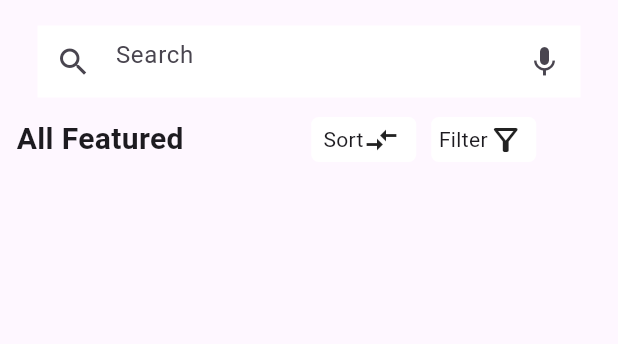
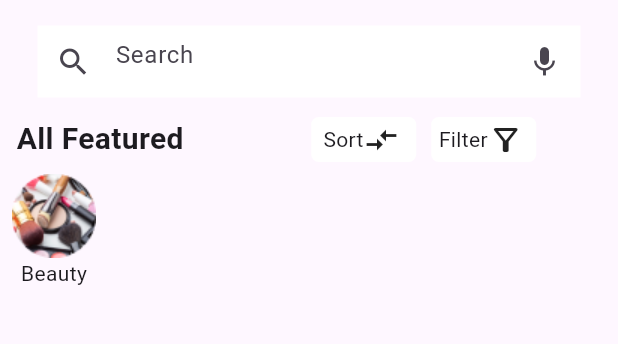
Before and after one commit to aleena02122002/stacked_ecommerceApp, a Flutter app: the screen it shows after launch, on a phone screen of 412 x 824 dp, the part 66-410 px from its top. Run offline on Flutter 3.47's test engine with Material 3 defaults, Android fonts, the phone set to English and light mode, and no system bars; our stand-ins replace stacked, stacked_services, stacked_shared.

Commit message:
home features added

```diff
--- a/lib/home/home.dart
+++ b/lib/home/home.dart
@@ -81,6 +81,21 @@ class HomeView extends StatelessWidget {
                         )
                       ],
                     ),
+                  ),
+                  SingleChildScrollView(
+                    child: Padding(
+                      padding: const EdgeInsets.symmetric(horizontal: 8.0),
+                      child: Row(
+                        children: [
+                          Column(
+                            children: [
+                              Image(image: AssetImage("assets/images/beauty.png")),
+                              Text("Beauty"),
+                            ],
+                          )
+                        ],
+                      ),
+                    ),
                   )
                 ],
               ),
```
Also changed, not shown: assets/images/beauty.png (added).
